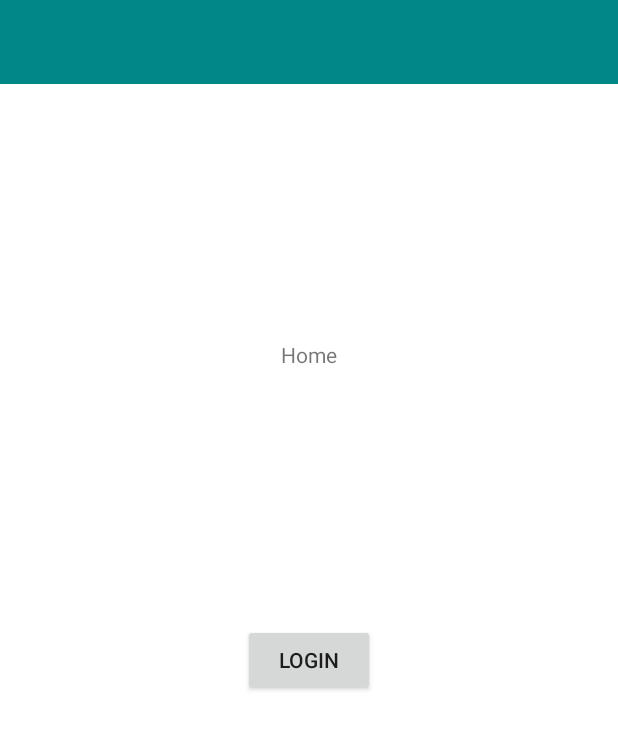
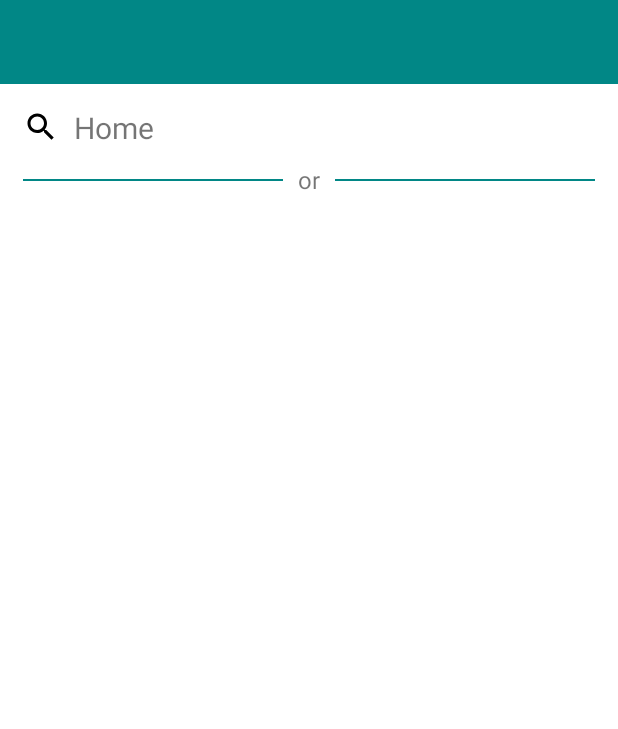
Before and after one commit to ajay53/Hilt_Mvvm, an Android app: the screen it shows after launch (MainActivity), on a phone screen of 412 x 824 dp. Shown: the top 729 px of the screen. Run offline under Robolectric (Android 15) with nearby library versions, the phone set to English and light mode, and no system bars; our stand-ins replace Dagger/Hilt's generated code.

Commit message:
Added recycler adapter for filtering category

```diff
--- /dev/null
+++ b/app/src/main/java/com/example/hiltmvvm/model/FilterCategoryObject.kt
@@ -0,0 +1,3 @@
+package com.example.hiltmvvm.model
+
+data class FilterCategoryObject(val id:Int, val category: String, val isExpandable: Boolean, val isSelected: Boolean)
--- /dev/null
+++ b/app/src/main/java/com/example/hiltmvvm/ui/BaseActivity.kt
@@ -0,0 +1,7 @@
+package com.example.hiltmvvm.ui
+
+import androidx.appcompat.app.AppCompatActivity
+
+open class BaseActivity:AppCompatActivity() {
+
+}
--- a/app/src/main/java/com/example/hiltmvvm/ui/HomeFragment.kt
+++ b/app/src/main/java/com/example/hiltmvvm/ui/HomeFragment.kt
@@ -7,7 +7,7 @@ import android.view.ViewGroup
 import androidx.fragment.app.Fragment
 import com.example.hiltmvvm.databinding.FragmentHomeBinding
 
-class HomeFragment:Fragment() {
+class HomeFragment : Fragment(), View.OnClickListener {
 
     private lateinit var binding: FragmentHomeBinding
 
@@ -27,4 +27,12 @@ class HomeFragment:Fragment() {
 
 
     }
+
+    override fun onClick(p0: View?) {
+        when (p0?.id) {
+            binding.tvSearch.id -> {
+
+            }
+        }
+    }
 }
--- a/app/src/main/java/com/example/hiltmvvm/ui/MainActivity.kt
+++ b/app/src/main/java/com/example/hiltmvvm/ui/MainActivity.kt
@@ -13,7 +13,7 @@ import com.example.hiltmvvm.databinding.ActivityMainBinding
 import dagger.hilt.android.AndroidEntryPoint
 
 @AndroidEntryPoint
-class MainActivity : AppCompatActivity(), View.OnClickListener {
+class MainActivity : BaseActivity(), View.OnClickListener {
 
     companion object {
         private const val TAG = "MainActivity"
--- a/app/src/main/java/com/example/hiltmvvm/util/Constants.kt
+++ b/app/src/main/java/com/example/hiltmvvm/util/Constants.kt
@@ -4,6 +4,5 @@ object Constants {
     const val DB_NAME = "My_DB.db"
     const val BASE_URL = "https://jsonplaceholder.typicode.com/"
     const val BASE_URL_PIXABAY = "https://pixabay.com/api/"
-
-    const val API_KEY = "13802414-16fe5380c411e8eb3fcf615a6"
+    const val BASE_URL_YELP = "https://api.yelp.com/v3/"
 }
--- /dev/null
+++ b/app/src/main/res/drawable/filter_unselected_background.xml
@@ -0,0 +1,5 @@
+<?xml version="1.0" encoding="utf-8"?>
+<shape xmlns:android="http://schemas.android.com/apk/res/android">
+    <solid android:color="#FFFFFF"/>
+    <stroke android:color="#FFFFFF"/>
+</shape>
--- /dev/null
+++ b/app/src/main/res/drawable/ic_close.xml
@@ -0,0 +1,5 @@
+<vector android:height="24dp" android:tint="#000000"
+    android:viewportHeight="24" android:viewportWidth="24"
+    android:width="24dp" xmlns:android="http://schemas.android.com/apk/res/android">
+    <path android:fillColor="@android:color/white" android:pathData="M19,6.41L17.59,5 12,10.59 6.41,5 5,6.41 10.59,12 5,17.59 6.41,19 12,13.41 17.59,19 19,17.59 13.41,12z"/>
+</vector>
--- /dev/null
+++ b/app/src/main/res/drawable/ic_drop_down.xml
@@ -0,0 +1,5 @@
+<vector android:height="24dp" android:tint="#000000"
+    android:viewportHeight="24" android:viewportWidth="24"
+    android:width="24dp" xmlns:android="http://schemas.android.com/apk/res/android">
+    <path android:fillColor="@android:color/white" android:pathData="M7,10l5,5 5,-5z"/>
+</vector>
--- /dev/null
+++ b/app/src/main/res/drawable/ic_search.xml
@@ -0,0 +1,5 @@
+<vector android:height="24dp" android:tint="#000000"
+    android:viewportHeight="24" android:viewportWidth="24"
+    android:width="24dp" xmlns:android="http://schemas.android.com/apk/res/android">
+    <path android:fillColor="@android:color/white" android:pathData="M15.5,14h-0.79l-0.28,-0.27C15.41,12.59 16,11.11 16,9.5 16,5.91 13.09,3 9.5,3S3,5.91 3,9.5 5.91,16 9.5,16c1.61,0 3.09,-0.59 4.23,-1.57l0.27,0.28v0.79l5,4.99L20.49,19l-4.99,-5zM9.5,14C7.01,14 5,11.99 5,9.5S7.01,5 9.5,5 14,7.01 14,9.5 11.99,14 9.5,14z"/>
+</vector>
--- a/app/src/main/res/layout/fragment_home.xml
+++ b/app/src/main/res/layout/fragment_home.xml
@@ -7,23 +7,67 @@
     tools:context=".ui.HomeFragment">
 
     <androidx.appcompat.widget.AppCompatTextView
-        android:id="@+id/tv_home"
-        android:layout_width="wrap_content"
+        android:id="@+id/tv_search"
+        android:layout_width="match_parent"
         android:layout_height="wrap_content"
+        android:layout_marginHorizontal="15dp"
+        android:drawableStart="@drawable/ic_search"
+        android:drawablePadding="10dp"
+        android:gravity="center_vertical|start"
         android:text="Home"
-        app:layout_constraintBottom_toTopOf="@+id/btn_login"
+        android:textAlignment="gravity"
+        android:textSize="20dp"
+        android:layout_marginTop="15dp"
         app:layout_constraintEnd_toEndOf="parent"
         app:layout_constraintStart_toStartOf="parent"
         app:layout_constraintTop_toTopOf="parent" />
 
-    <androidx.appcompat.widget.AppCompatButton
-        android:id="@+id/btn_login"
-        android:layout_width="wrap_content"
+    <androidx.constraintlayout.widget.ConstraintLayout
+        android:id="@+id/cl_separator_or"
+        android:layout_width="match_parent"
+        android:layout_marginHorizontal="15dp"
         android:layout_height="wrap_content"
-        android:text="Login"
-        app:layout_constraintBottom_toBottomOf="parent"
-        app:layout_constraintEnd_toEndOf="parent"
-        app:layout_constraintStart_toStartOf="parent"
-        app:layout_constraintTop_toBottomOf="@+id/tv_home"
-        app:layout_constraintTop_toTopOf="parent" />
+        android:layout_marginVertical="10dp"
+        app:layout_constraintTop_toBottomOf="@+id/tv_search">
+
+        <View
+            android:id="@+id/view_separator_1"
+            android:layout_width="match_parent"
+            android:layout_height="1dp"
+            android:background="@color/teal_700"
+            app:layout_constrainedWidth="true"
+            app:layout_constraintEnd_toStartOf="@+id/tv_separator_text"
+            app:layout_constraintBottom_toBottomOf="parent"
+            app:layout_constraintStart_toStartOf="parent"
+            app:layout_constraintTop_toTopOf="parent" />
+
+        <androidx.appcompat.widget.AppCompatTextView
+            android:id="@+id/tv_separator_text"
+            android:layout_width="wrap_content"
+            android:layout_height="wrap_content"
+            android:text="or"
+            android:layout_marginHorizontal="10dp"
+            android:textSize="16dp"
+            app:layout_constraintTop_toTopOf="parent"
+            app:layout_constraintEnd_toStartOf="@+id/view_separator_2"
+            app:layout_constraintBottom_toBottomOf="parent"
+            app:layout_constraintStart_toEndOf="@+id/view_separator_1" />
+
+        <View
+            android:id="@+id/view_separator_2"
+            android:layout_width="match_parent"
+            android:layout_height="1dp"
+            app:layout_constrainedWidth="true"
+            android:background="@color/teal_700"
+            app:layout_constraintBottom_toBottomOf="parent"
+            app:layout_constraintEnd_toEndOf="parent"
+            app:layout_constraintStart_toEndOf="@+id/tv_separator_text"
+            app:layout_constraintTop_toTopOf="parent" />
+    </androidx.constraintlayout.widget.ConstraintLayout>
+
+    <androidx.recyclerview.widget.RecyclerView
+        android:layout_width="match_parent"
+        app:layout_constraintTop_toBottomOf="@+id/cl_separator_or"
+        android:orientation="horizontal"
+        android:layout_height="wrap_content"/>
 </androidx.constraintlayout.widget.ConstraintLayout>
--- a/app/src/main/res/values/colors.xml
+++ b/app/src/main/res/values/colors.xml
@@ -7,4 +7,7 @@
     <color name="teal_700">#FF018786</color>
     <color name="black">#FF000000</color>
     <color name="white">#FFFFFFFF</color>
+
+    <color name="category_border_unselected">#d9d9d9</color>
+    <color name="category_border_selected">#cceeff</color>
 </resources>
```
Also changed, not shown: app/src/main/java/com/example/hiltmvvm/adapter/FilterCategoryRecyclerAdapter.kt (added, +80 -0 lines), app/src/main/java/com/example/hiltmvvm/ui/LoginActivity.kt (added, +19 -0 lines), app/src/main/java/com/example/hiltmvvm/ui/RegistrationActivity.kt (added, +17 -0 lines), app/src/main/res/layout/activity_login.xml (added, +38 -0 lines), app/src/main/res/layout/activity_registration.xml (added, +16 -0 lines), app/src/main/res/layout/filter_category_list_item.xml (added, +28 -0 lines).
